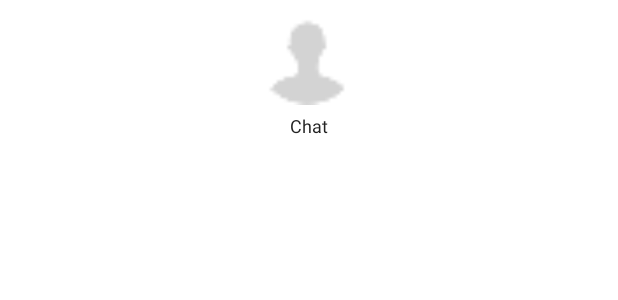
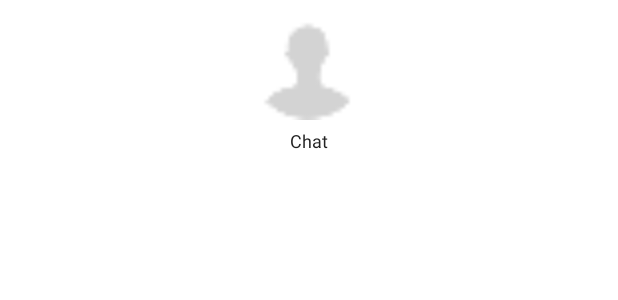
Before and after one commit to nadaf-afif/Operator-client, an Android app: the layout gridview_persona.xml on its own in the app's theme, with its tools: preview values and no code run, on a phone screen of 412 x 824 dp. Shown: the top 300 px of the screen. Run offline under Robolectric (Android 15) with nearby library versions, the phone set to English and light mode, and no system bars.

Commit message:
persona list ui

```diff
--- a/app/src/main/java/app/operatorclient/xtxt/PersonaListActivity.java
+++ b/app/src/main/java/app/operatorclient/xtxt/PersonaListActivity.java
@@ -222,14 +222,12 @@ public class PersonaListActivity extends Activity implements RequestManger.Const
 
     }
 
-
     static class ViewHolder {
 
         public TextView nameTextView;
         public ImageView pic;
 
     }
-
 
     private String titleLetter(String source) {
 
--- a/app/src/main/res/layout/activity_personalist.xml
+++ b/app/src/main/res/layout/activity_personalist.xml
@@ -39,7 +39,6 @@
         android:layout_height="fill_parent"
         android:numColumns="auto_fit"
         android:columnWidth="100dp"
-        android:horizontalSpacing="10dp"
         android:verticalSpacing="10dp"
         android:layout_marginTop="20dp"
         android:gravity="center"
--- a/app/src/main/res/layout/gridview_persona.xml
+++ b/app/src/main/res/layout/gridview_persona.xml
@@ -7,8 +7,10 @@
 
     <ImageView
         android:id="@+id/pic"
-        android:layout_width="70dp"
-        android:layout_height="70dp"
+        android:layout_width="80dp"
+        android:layout_height="80dp"
+        android:layout_marginLeft="10dp"
+        android:layout_marginRight="10dp"
         android:src="@drawable/profilepic"
         android:layout_gravity="center" />
 
```
Also changed, not shown: 1 other file.
